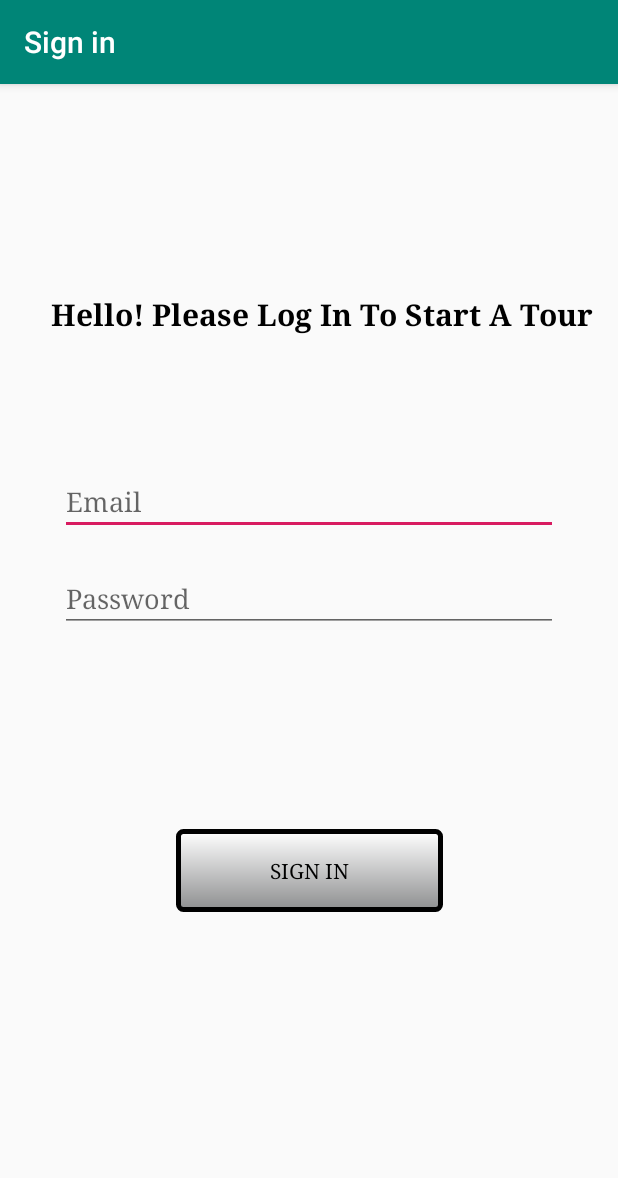
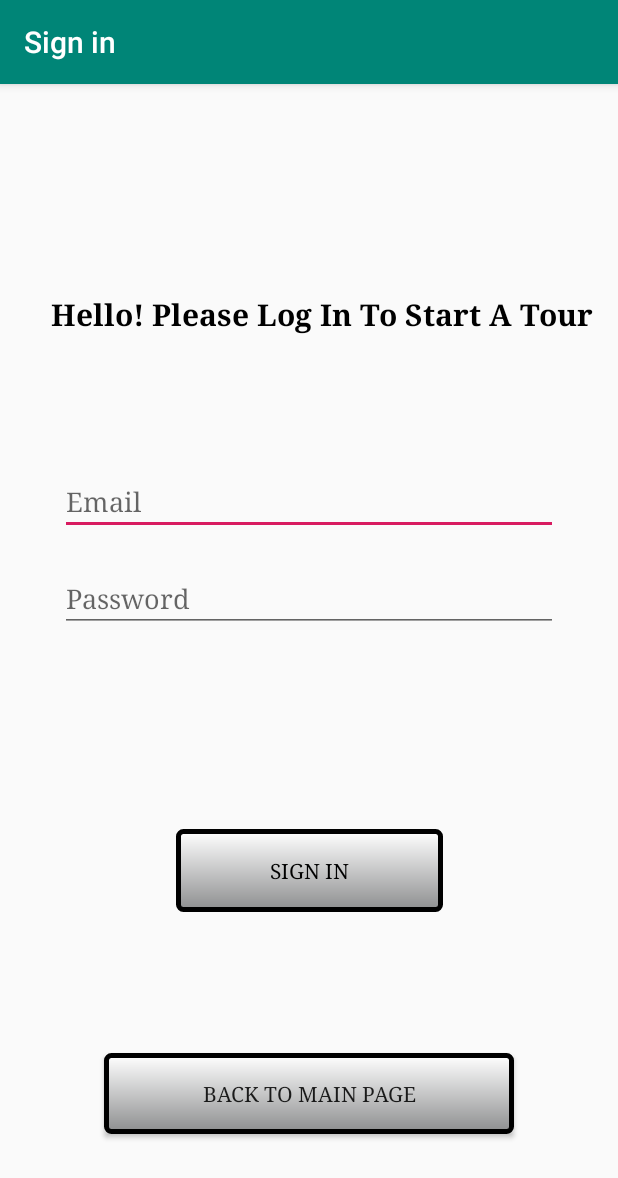
Before and after one commit to priceg/LeopardLeap, an Android app: the TourGuide_LogIn screen opened directly, with no data from a screen before it, on a phone screen of 412 x 824 dp. Shown: the top 1178 px of the screen. Run offline under Robolectric (Android 15) with nearby library versions, the phone set to English and light mode, and no system bars.

Commit message:
back button for login lol
lol 96% done

```diff
--- a/app/src/main/java/com/example/leopardleap/ui/login/TourGuide_LogIn.java
+++ b/app/src/main/java/com/example/leopardleap/ui/login/TourGuide_LogIn.java
@@ -41,6 +41,17 @@ public class TourGuide_LogIn extends AppCompatActivity {
         final EditText passwordEditText = findViewById(R.id.password);
         final Button loginButton = findViewById(R.id.login);
         final ProgressBar loadingProgressBar = findViewById(R.id.loading);
+
+        Button back_btn = (Button)findViewById(R.id.back_btn);
+
+        back_btn.setOnClickListener(new View.OnClickListener() {
+            @Override
+            public void onClick(View v) {
+                Intent intent = new Intent();
+                intent.setClass(TourGuide_LogIn.this, MainActivity.class);
+                startActivity(intent);
+            }
+        });
 
         loginViewModel.getLoginFormState().observe(this, new Observer<LoginFormState>() {
             @Override
--- a/app/src/main/res/layout/activity_tour_guide__log_in.xml
+++ b/app/src/main/res/layout/activity_tour_guide__log_in.xml
@@ -65,6 +65,23 @@
         app:layout_constraintTop_toBottomOf="@+id/password"
         app:layout_constraintVertical_bias="0.458" />
 
+    <Button
+        android:id="@+id/back_btn"
+        android:layout_width="273dp"
+        android:layout_height="54dp"
+        android:layout_marginStart="8dp"
+        android:layout_marginTop="8dp"
+        android:layout_marginEnd="8dp"
+        android:layout_marginBottom="8dp"
+        android:background="@drawable/my_button_bg"
+        android:fontFamily="georgia"
+        android:text="@string/back"
+        app:layout_constraintBottom_toBottomOf="parent"
+        app:layout_constraintEnd_toEndOf="parent"
+        app:layout_constraintStart_toStartOf="parent"
+        app:layout_constraintTop_toTopOf="parent"
+        app:layout_constraintVertical_bias="0.934" />
+
     <ProgressBar
         android:id="@+id/loading"
         android:layout_width="wrap_content"
--- a/app/src/main/res/values/strings.xml
+++ b/app/src/main/res/values/strings.xml
@@ -24,6 +24,7 @@
     <string name="invalid_username">Not a valid username</string>
     <string name="invalid_password">Password must be >5 characters</string>
     <string name="login_failed">"Login failed"</string>
+    <string name="back">Back to Main Page</string>
 
     <!--Visitor_Landing-->
     <string name="tap_message_A">Tap Your Phone to Your Tour Guide\'s Phone</string>
```
